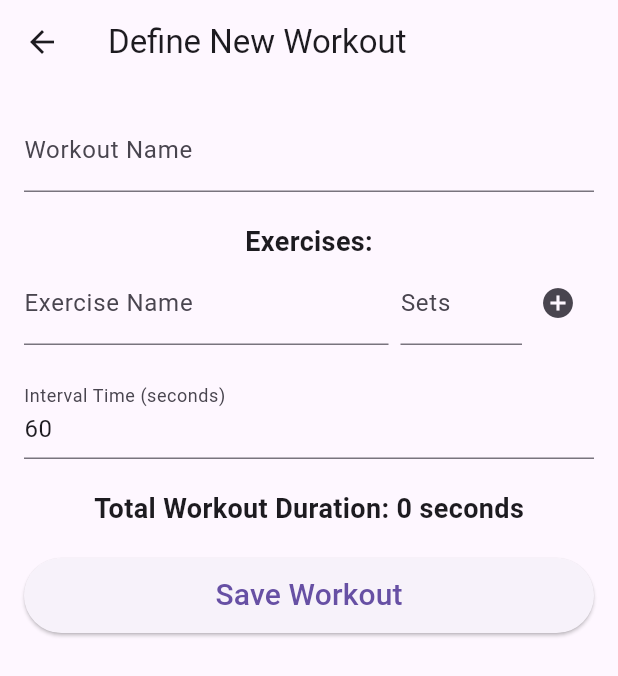
After one commit to AmitTzah/exercise_timer_app, a Flutter app: the screen it shows after launch, after a tap on the "add" icon, on a phone screen of 412 x 824 dp. The commit adds this screen. Shown: the top 676 px of the screen. Run offline on Flutter 3.47's test engine with Material 3 defaults, Android fonts, the phone set to English and light mode, and no system bars; our stand-ins replace audioplayers, hive, hive_flutter; accounts and stored records are empty; generated files the repository leaves out were written again.

Commit message:
feat: Implement user-defined workouts with Hive persistence

```diff
--- a/lib/main.dart
+++ b/lib/main.dart
@@ -1,6 +1,6 @@
 import 'package:flutter/material.dart';
 import 'package:exercise_timer_app/services/database_service.dart';
-import 'package:exercise_timer_app/screens/setup_screen.dart'; // Will create this next
+import 'package:exercise_timer_app/screens/home_screen.dart'; // Import the new home screen
 
 void main() async {
   WidgetsFlutterBinding.ensureInitialized();
@@ -19,7 +19,7 @@ class ExerciseTimerApp extends StatelessWidget {
         primarySwatch: Colors.blue,
         visualDensity: VisualDensity.adaptivePlatformDensity,
       ),
-      home: const SetupScreen(), // Start with the setup screen
+      home: const HomeScreen(), // Set HomeScreen as the new entry point
     );
   }
 }
--- a/lib/models/goal.dart
+++ b/lib/models/goal.dart
@@ -2,7 +2,7 @@ import 'package:hive/hive.dart';
 
 part 'goal.g.dart';
 
-@HiveType(typeId: 2)
+@HiveType(typeId: 3) // Changed from 2 to 3 to avoid conflict with UserWorkout
 class Goal extends HiveObject {
   @HiveField(0)
   String description;
--- /dev/null
+++ b/lib/models/user_workout.dart
@@ -0,0 +1,30 @@
+import 'package:hive/hive.dart';
+import 'package:exercise_timer_app/models/exercise.dart';
+
+part 'user_workout.g.dart';
+
+@HiveType(typeId: 2) // Use a new unique typeId
+class UserWorkout extends HiveObject {
+  @HiveField(0)
+  String id;
+
+  @HiveField(1)
+  String name;
+
+  @HiveField(2)
+  List<Exercise> exercises;
+
+  @HiveField(3)
+  int intervalTimeBetweenSets;
+
+  @HiveField(4)
+  int totalWorkoutTime; // in seconds
+
+  UserWorkout({
+    required this.id,
+    required this.name,
+    required this.exercises,
+    required this.intervalTimeBetweenSets,
+    required this.totalWorkoutTime,
+  });
+}
--- /dev/null
+++ b/lib/screens/define_workout_screen.dart
@@ -0,0 +1,230 @@
+import 'package:flutter/material.dart';
+import 'package:uuid/uuid.dart';
+import 'package:exercise_timer_app/models/exercise.dart';
+import 'package:exercise_timer_app/models/user_workout.dart';
+import 'package:exercise_timer_app/services/database_service.dart';
+
+class DefineWorkoutScreen extends StatefulWidget {
+  final UserWorkout? workout; // Optional: for editing existing workouts
+
+  const DefineWorkoutScreen({super.key, this.workout});
+
+  @override
+  State<DefineWorkoutScreen> createState() => _DefineWorkoutScreenState();
+}
+
+class _DefineWorkoutScreenState extends State<DefineWorkoutScreen> {
+  final _formKey = GlobalKey<FormState>();
+  final TextEditingController _workoutNameController = TextEditingController();
+  final TextEditingController _newExerciseNameController = TextEditingController();
+  final TextEditingController _newExerciseSetsController = TextEditingController();
+  final TextEditingController _intervalTimeController = TextEditingController();
+
+  List<Exercise> _exercises = [];
+  int _intervalTime = 60; // Default to 60 seconds
+  String _workoutId = const Uuid().v4(); // Generate new ID for new workouts
+
+  @override
+  void initState() {
+    super.initState();
+    if (widget.workout != null) {
+      // Editing existing workout
+      _workoutId = widget.workout!.id;
+      _workoutNameController.text = widget.workout!.name;
+      _exercises = List.from(widget.workout!.exercises);
+      _intervalTime = widget.workout!.intervalTimeBetweenSets;
+      _intervalTimeController.text = _intervalTime.toString();
+    } else {
+      // Creating new workout, set default interval time
+      _intervalTimeController.text = _intervalTime.toString();
+    }
+  }
+
+  @override
+  void dispose() {
+    _workoutNameController.dispose();
+    _newExerciseNameController.dispose();
+    _newExerciseSetsController.dispose();
+    _intervalTimeController.dispose();
+    super.dispose();
+  }
+
+  void _addExercise() {
+    final String name = _newExerciseNameController.text.trim();
+    final int? sets = int.tryParse(_newExerciseSetsController.text.trim());
+
+    if (name.isNotEmpty && sets != null && sets > 0) {
+      setState(() {
+        _exercises.add(Exercise(name: name, sets: sets));
+        _newExerciseNameController.clear();
+        _newExerciseSetsController.clear();
+      });
+    } else {
+      ScaffoldMessenger.of(context).showSnackBar(
+        const SnackBar(
+          content: Text('Please enter a valid exercise name and number of sets.'),
+        ),
+      );
+    }
+  }
+
+  void _removeExercise(int index) {
+    setState(() {
+      _exercises.removeAt(index);
+    });
+  }
+
+  int _calculateTotalDuration() {
+    int totalSets = _exercises.fold(0, (sum, exercise) => sum + exercise.sets);
+    return totalSets * _intervalTime;
+  }
+
+  Future<void> _saveWorkout() async {
+    if (_formKey.currentState!.validate()) {
+      if (_exercises.isEmpty) {
+        ScaffoldMessenger.of(context).showSnackBar(
+          const SnackBar(content: Text('Please add at least one exercise.')),
+        );
+        return;
+      }
+
+      final String workoutName = _workoutNameController.text.trim();
+      final int totalDuration = _calculateTotalDuration();
+
+      final UserWorkout newWorkout = UserWorkout(
+        id: _workoutId,
+        name: workoutName,
+        exercises: _exercises,
+        intervalTimeBetweenSets: _intervalTime,
+        totalWorkoutTime: totalDuration,
+      );
+
+      await DatabaseService.saveUserWorkout(newWorkout);
+
+      if (!mounted) return;
+      Navigator.of(context).pop(); // Go back to the home screen
+    }
+  }
+
+  @override
+  Widget build(BuildContext context) {
+    return Scaffold(
+      appBar: AppBar(
+        title: Text(widget.workout == null ? 'Define New Workout' : 'Edit Workout'),
+      ),
+      body: Form(
+        key: _formKey,
+        child: SingleChildScrollView(
+          padding: const EdgeInsets.all(16.0),
+          child: Column(
+            children: [
+              TextFormField(
+                controller: _workoutNameController,
+                decoration: const InputDecoration(
+                  labelText: 'Workout Name',
+                  hintText: 'e.g., Full Body Blast',
+                ),
+                validator: (value) {
+                  if (value == null || value.trim().isEmpty) {
+                    return 'Please enter a workout name.';
+                  }
+                  return null;
+                },
+              ),
+              const SizedBox(height: 20),
+              const Text('Exercises:', style: TextStyle(fontSize: 18, fontWeight: FontWeight.bold)),
+              Row(
+                children: [
+                  Expanded(
+                    flex: 3,
+                    child: TextField(
+                      controller: _newExerciseNameController,
+                      decoration: const InputDecoration(
+                        labelText: 'Exercise Name',
+                        hintText: 'e.g., Pushups',
+                      ),
+                    ),
+                  ),
+                  const SizedBox(width: 8),
+                  Expanded(
+                    flex: 1,
+                    child: TextField(
+                      controller: _newExerciseSetsController,
+                      keyboardType: TextInputType.number,
+                      decoration: const InputDecoration(
+                        labelText: 'Sets',
+                        hintText: 'e.g., 3',
+                      ),
+                    ),
+                  ),
+                  IconButton(
+                    icon: const Icon(Icons.add_circle),
+                    onPressed: _addExercise,
+                  ),
+                ],
+              ),
+              ListView.builder(
+                shrinkWrap: true,
+                physics: const NeverScrollableScrollPhysics(),
+                itemCount: _exercises.length,
+                itemBuilder: (context, index) {
+                  final exercise = _exercises[index];
+                  return Card(
+                    margin: const EdgeInsets.symmetric(vertical: 4.0),
+                    child: ListTile(
+                      title: Text(exercise.name),
+                      subtitle: Text('Sets: ${exercise.sets}'),
+                      trailing: IconButton(
+                        icon: const Icon(Icons.delete),
+                        onPressed: () => _removeExercise(index),
+                      ),
+                    ),
+                  );
+                },
+              ),
+              const SizedBox(height: 20),
+              TextFormField(
+                controller: _intervalTimeController,
+                keyboardType: TextInputType.number,
+                decoration: const InputDecoration(
+                  labelText: 'Interval Time (seconds)',
+                  hintText: 'e.g., 60',
+                ),
+                validator: (value) {
+                  if (value == null || int.tryParse(value) == null || int.parse(value) <= 0) {
+                    return 'Please enter a valid interval time (seconds).';
+                  }
+                  return null;
+                },
+                onChanged: (value) {
+                  setState(() {
+                    _intervalTime = int.tryParse(value) ?? 60;
+                  });
+                },
+              ),
+              const SizedBox(height: 20),
+              Text(
+                'Total Workout Duration: ${_calculateTotalDuration()} seconds',
+                style: const TextStyle(
+                  fontSize: 18,
+                  fontWeight: FontWeight.bold,
+                ),
+              ),
+              const SizedBox(height: 20),
+              ElevatedButton(
+                onPressed: _saveWorkout,
+                style: ElevatedButton.styleFrom(
+                  minimumSize: const Size.fromHeight(50),
+                ),
+                child: const Text(
+                  'Save Workout',
+                  style: TextStyle(fontSize: 20),
+                ),
+              ),
+            ],
+          ),
+        ),
+      ),
+    );
+  }
+}
--- /dev/null
+++ b/lib/screens/home_screen.dart
@@ -0,0 +1,139 @@
+import 'package:flutter/material.dart';
+import 'package:exercise_timer_app/models/user_workout.dart';
+import 'package:exercise_timer_app/services/database_service.dart';
+import 'package:exercise_timer_app/screens/define_workout_screen.dart';
+import 'package:exercise_timer_app/screens/workout_screen.dart';
+import 'package:exercise_timer_app/screens/workout_summaries_screen.dart'; // For history button
+
+class HomeScreen extends StatefulWidget {
+  const HomeScreen({super.key});
+
+  @override
+  State<HomeScreen> createState() => _HomeScreenState();
+}
+
+class _HomeScreenState extends State<HomeScreen> {
+  List<UserWorkout> _userWorkouts = [];
+
+  @override
+  void initState() {
+    super.initState();
+    _loadUserWorkouts();
+  }
+
+  Future<void> _loadUserWorkouts() async {
+    final workouts = DatabaseService.getAllUserWorkouts();
+    setState(() {
+      _userWorkouts = workouts;
+    });
+  }
+
+  Future<void> _deleteWorkout(String id) async {
+    final bool? confirm = await showDialog<bool>(
+      context: context,
+      builder: (BuildContext context) {
+        return AlertDialog(
+          title: const Text('Confirm Delete'),
+          content: const Text('Are you sure you want to delete this workout?'),
+          actions: <Widget>[
+            TextButton(
+              onPressed: () => Navigator.of(context).pop(false),
+              child: const Text('Cancel'),
+            ),
+            TextButton(
+              onPressed: () => Navigator.of(context).pop(true),
+              child: const Text('Delete'),
+            ),
+          ],
+        );
+      },
+    );
+
+    if (confirm == true) {
+      await DatabaseService.deleteUserWorkout(id);
+      _loadUserWorkouts(); // Refresh the list
+    }
+  }
+
+  @override
+  Widget build(BuildContext context) {
+    return Scaffold(
+      appBar: AppBar(
+        title: const Text('My Workouts'),
+        actions: [
+          IconButton(
+            icon: const Icon(Icons.history),
+            onPressed: () {
+              Navigator.of(context).push(
+                MaterialPageRoute(
+                  builder: (context) => const WorkoutSummariesScreen(),
+                ),
+              );
+            },
+          ),
+        ],
+      ),
+      body: _userWorkouts.isEmpty
+          ? const Center(
+              child: Text(
+                'No workouts defined yet. Tap the + button to create one!',
+                textAlign: TextAlign.center,
+                style: TextStyle(fontSize: 16),
+              ),
+            )
+          : ListView.builder(
+              itemCount: _userWorkouts.length,
+              itemBuilder: (context, index) {
+                final workout = _userWorkouts[index];
+                return Card(
+                  margin: const EdgeInsets.symmetric(vertical: 8.0, horizontal: 16.0),
+                  child: ListTile(
+                    title: Text(workout.name, style: const TextStyle(fontWeight: FontWeight.bold)),
+                    subtitle: Text(
+                        'Exercises: ${workout.exercises.length}, Total Time: ${workout.totalWorkoutTime}s'),
+                    trailing: Row(
+                      mainAxisSize: MainAxisSize.min,
+                      children: [
+                        IconButton(
+                          icon: const Icon(Icons.play_arrow),
+                          onPressed: () {
+                            Navigator.of(context).push(
+                              MaterialPageRoute(
+                                builder: (context) => WorkoutScreen(workout: workout),
+                              ),
+                            ).then((_) => _loadUserWorkouts()); // Refresh after workout
+                          },
+                        ),
+                        IconButton(
+                          icon: const Icon(Icons.edit),
+                          onPressed: () {
+                            Navigator.of(context).push(
+                              MaterialPageRoute(
+                                builder: (context) => DefineWorkoutScreen(workout: workout),
+                              ),
+                            ).then((_) => _loadUserWorkouts()); // Refresh after edit
+                          },
+                        ),
+                        IconButton(
+                          icon: const Icon(Icons.delete),
+                          onPressed: () => _deleteWorkout(workout.id),
+                        ),
+                      ],
+                    ),
+                  ),
+                );
+              },
+            ),
+      floatingActionButton: FloatingActionButton(
+        onPressed: () {
+          Navigator.of(context).push(
+            MaterialPageRoute(
+              builder: (context) => const DefineWorkoutScreen(),
+            ),
+          ).then((_) => _loadUserWorkouts()); // Refresh after adding new workout
+        },
+        child: const Icon(Icons.add),
+      ),
+    );
+  }
+}
--- a/lib/screens/workout_screen.dart
+++ b/lib/screens/workout_screen.dart
@@ -1,17 +1,15 @@
 import 'package:flutter/material.dart';
 import 'dart:async';
-import 'package:exercise_timer_app/models/exercise.dart';
+import 'package:exercise_timer_app/models/user_workout.dart'; // Import UserWorkout
 import 'package:exercise_timer_app/services/audio_service.dart';
 import 'package:exercise_timer_app/screens/workout_summary_display_screen.dart';
 
 class WorkoutScreen extends StatefulWidget {
-  final List<Exercise> exercises;
-  final int intervalTime;
+  final UserWorkout workout; // Now accepts a UserWorkout object
 
   const WorkoutScreen({
     super.key,
-    required this.exercises,
-    required this.intervalTime,
+    required this.workout,
   });
 
   @override
@@ -34,7 +32,7 @@ class _WorkoutScreenState extends State<WorkoutScreen> {
     super.initState();
     _audioService = AudioService();
     _workoutStartTime = DateTime.now();
-    _currentIntervalTimeRemaining = widget.intervalTime;
+    _currentIntervalTimeRemaining = widget.workout.intervalTimeBetweenSets; // Use from UserWorkout
     _startTimer();
   }
 
@@ -74,10 +72,10 @@ class _WorkoutScreenState extends State<WorkoutScreen> {
   }
 
   void _moveToNextSet() {
-    if (_currentSetInExercise < widget.exercises[_currentExerciseIndex].sets) {
+    if (_currentSetInExercise < widget.workout.exercises[_currentExerciseIndex].sets) {
       _currentSetInExercise++;
     } else {
-      if (_currentExerciseIndex < widget.exercises.length - 1) {
+      if (_currentExerciseIndex < widget.workout.exercises.length - 1) {
         _currentExerciseIndex++;
         _currentSetInExercise = 1;
       } else {
@@ -88,7 +86,7 @@ class _WorkoutScreenState extends State<WorkoutScreen> {
         return;
       }
     }
-    _currentIntervalTimeRemaining = widget.intervalTime;
+    _currentIntervalTimeRemaining = widget.workout.intervalTimeBetweenSets; // Use from UserWorkout
   }
 
   void _navigateToWorkoutSummaryDisplay({required bool completed}) {
@@ -96,7 +94,7 @@ class _WorkoutScreenState extends State<WorkoutScreen> {
       MaterialPageRoute(
         builder: (context) => WorkoutSummaryDisplayScreen(
           workoutStartTime: _workoutStartTime!,
-          exercises: widget.exercises,
+          exercises: widget.workout.exercises, // Pass exercises from UserWorkout
           totalDurationInSeconds: _totalWorkoutDuration,
           completed: completed,
         ),
@@ -111,17 +109,17 @@ class _WorkoutScreenState extends State<WorkoutScreen> {
   }
 
   int _getTotalSets() {
-    return widget.exercises.fold(0, (sum, exercise) => sum + exercise.sets);
+    return widget.workout.exercises.fold(0, (sum, exercise) => sum + exercise.sets); // Use from UserWorkout
   }
 
   @override
   Widget build(BuildContext context) {
-    final currentExercise = widget.exercises[_currentExerciseIndex];
+    final currentExercise = widget.workout.exercises[_currentExerciseIndex]; // Use from UserWorkout
     final totalSets = _getTotalSets();
 
     return Scaffold(
       appBar: AppBar(
-        title: const Text('Workout in Progress'),
+        title: Text('Workout: ${widget.workout.name}'), // Display workout name
         automaticallyImplyLeading: false, // No back button during workout
       ),
       body: Center(
--- a/lib/services/database_service.dart
+++ b/lib/services/database_service.dart
@@ -2,16 +2,47 @@ import 'package:hive_flutter/hive_flutter.dart';
 import 'package:exercise_timer_app/models/exercise.dart';
 import 'package:exercise_timer_app/models/workout_summary.dart';
 import 'package:exercise_timer_app/models/goal.dart';
+import 'package:exercise_timer_app/models/user_workout.dart'; // Import new model
 
 class DatabaseService {
+  static late Box<UserWorkout> _userWorkoutsBox;
+  static bool _isInitialized = false; // Flag to track initialization
+
   static Future<void> init() async {
+    if (_isInitialized) {
+      return;
+    }
+
     await Hive.initFlutter();
-    Hive.registerAdapter(ExerciseAdapter());
-    Hive.registerAdapter(WorkoutSummaryAdapter());
-    Hive.registerAdapter(GoalAdapter());
+
+    // Register adapters only if not already registered
+    if (!Hive.isAdapterRegistered(0)) Hive.registerAdapter(ExerciseAdapter());
+    if (!Hive.isAdapterRegistered(1)) Hive.registerAdapter(WorkoutSummaryAdapter());
+    if (!Hive.isAdapterRegistered(2)) Hive.registerAdapter(UserWorkoutAdapter()); // UserWorkout uses typeId 2
+    if (!Hive.isAdapterRegistered(3)) Hive.registerAdapter(GoalAdapter()); // Assuming GoalAdapter uses typeId 3
 
     await Hive.openBox<WorkoutSummary>('workoutSummaries');
     await Hive.openBox<Goal>('goals');
-    // No need to open a box for Exercise directly as it's embedded in WorkoutSummary
+    _userWorkoutsBox = await Hive.openBox<UserWorkout>('userWorkouts');
+
+    _isInitialized = true;
+  }
+
+  // CRUD operations for UserWorkout
+  static Future<void> saveUserWorkout(UserWorkout workout) async {
+    await _userWorkoutsBox.put(workout.id, workout);
+  }
+
+  static UserWorkout? getUserWorkout(String id) {
+    return _userWorkoutsBox.get(id);
+  }
+
+  static List<UserWorkout> getAllUserWorkouts() {
+    final workouts = _userWorkoutsBox.values.toList();
+    return workouts;
+  }
+
+  static Future<void> deleteUserWorkout(String id) async {
+    await _userWorkoutsBox.delete(id);
   }
 }
--- a/pubspec.yaml
+++ b/pubspec.yaml
@@ -39,6 +39,7 @@ dependencies:
   hive_flutter: ^1.1.0
   audioplayers: ^6.0.0
   intl: ^0.19.0
+  uuid: ^4.4.0
 
 dev_dependencies:
   flutter_test:
```
Also changed, not shown: lib/screens/setup_screen.dart (deleted, +0 -201 lines), lib/services/settings_service.dart (deleted, +0 -36 lines), lib/models/user_workout.g.dart, pubspec.lock, 1 other file.
